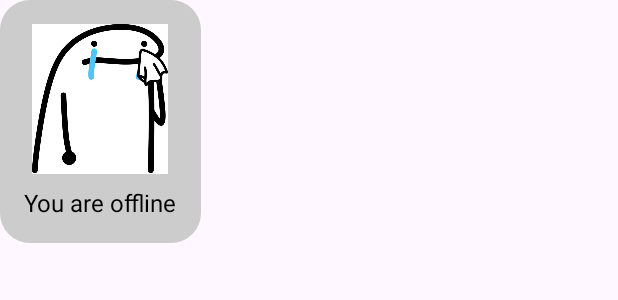
After one commit to ISIS3510-202520/Kotlin, an Android app built with Jetpack Compose: the layout custom_toast_photo.xml on its own in the app's theme, with its tools: preview values and no code run, on a phone screen of 412 x 824 dp. The commit adds this screen. Shown: the top 300 px of the screen. Run offline under Robolectric (Android 15) with nearby library versions, the phone set to English and light mode, and no system bars.

Commit message:
features (#80)
Perfect

```diff
--- a/app/src/main/java/com/example/here4u/data/mappers/EmergencyContactMapper.kt
+++ b/app/src/main/java/com/example/here4u/data/mappers/EmergencyContactMapper.kt
@@ -1,6 +1,6 @@
 package com.example.here4u.data.mappers
 
-import com.android.identity.util.UUID
+import java.util.UUID
 import com.example.here4u.data.local.entity.EmergencyContactEntity
 import com.example.here4u.data.remote.entity.EmergencyContactRemote
 import kotlin.String
--- /dev/null
+++ b/app/src/main/res/layout/custom_toast_photo.xml
@@ -0,0 +1,25 @@
+<LinearLayout xmlns:android="http://schemas.android.com/apk/res/android"
+    android:orientation="vertical"
+    android:padding="16dp"
+    android:gravity="center"
+    android:background="@drawable/toast_background"
+    android:layout_width="wrap_content"
+    android:layout_height="wrap_content">
+
+    <ImageView
+        android:id="@+id/ivIcon"
+        android:layout_width="100dp"
+        android:layout_height="100dp"
+        android:src="@drawable/sad"
+        />
+
+    <TextView
+        android:id="@+id/tvMessage"
+        android:layout_width="wrap_content"
+        android:layout_height="wrap_content"
+        android:layout_marginTop="8dp"
+        android:textColor="@android:color/black"
+        android:textSize="16sp"
+        android:gravity="center"
+        android:text="You are offline" />
+</LinearLayout>
--- a/build.gradle.kts
+++ b/build.gradle.kts
@@ -3,6 +3,7 @@ plugins {
     alias(libs.plugins.android.application) apply false
     alias(libs.plugins.kotlin.android) apply false
     alias(libs.plugins.kotlin.compose) apply false
+
     alias(libs.plugins.crashlytics) apply false
     alias(libs.plugins.googleServices) apply false
     alias(libs.plugins.ksp) apply false
```
Also changed, not shown: app/build.gradle.kts (+28 -43 lines), app/src/main/java/com/example/here4u/view/journaling/Journaling.kt (+26 -15 lines), app/src/main/java/com/example/here4u/view/login/MainActivity.kt (+7 -14 lines), app/src/main/java/com/example/here4u/viewmodel/ProfileViewModel.kt (+9 -5 lines).
